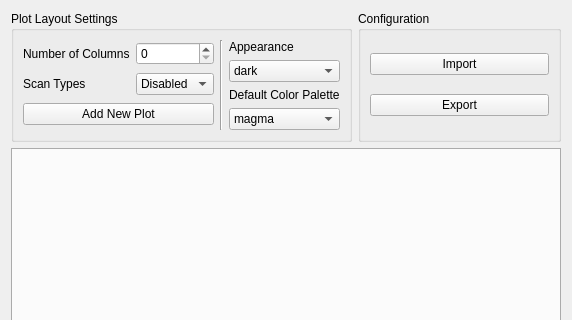
The window that bec_widgets/widgets/monitor/config_dialog.ui (bec-project/bec_widgets) describes before a commit, drawn with Qt 5; both pictures show x 0 to 572 and y 0 to 320 of the 572 by 769 pixel window.
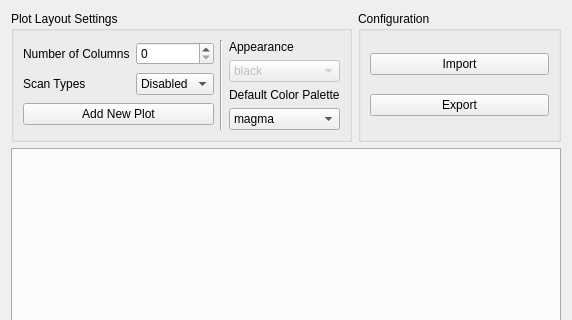
The same window after the commit.

```diff
--- a/bec_widgets/widgets/monitor/config_dialog.ui
+++ b/bec_widgets/widgets/monitor/config_dialog.ui
@@ -82,9 +82,12 @@
           </item>
           <item>
            <widget class="QComboBox" name="comboBox_appearance">
+            <property name="enabled">
+             <bool>false</bool>
+            </property>
             <item>
              <property name="text">
-              <string>dark</string>
+              <string>black</string>
              </property>
             </item>
             <item>
```
Left out of the diff: 4 changed lines with no effect on the pictures.
